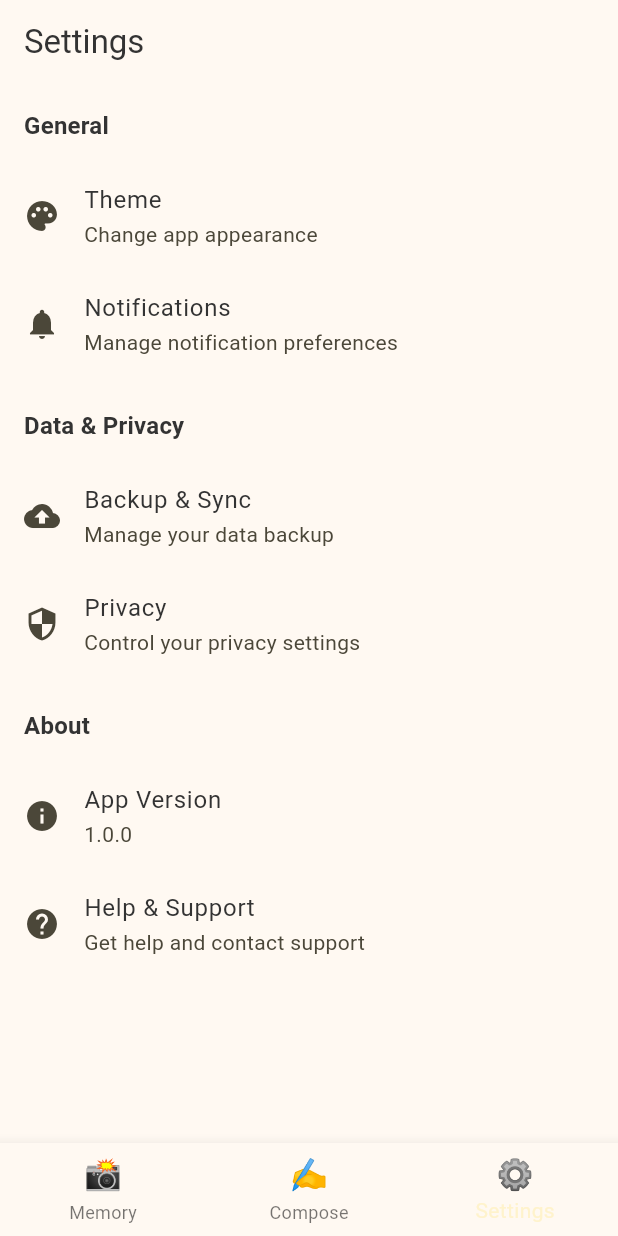
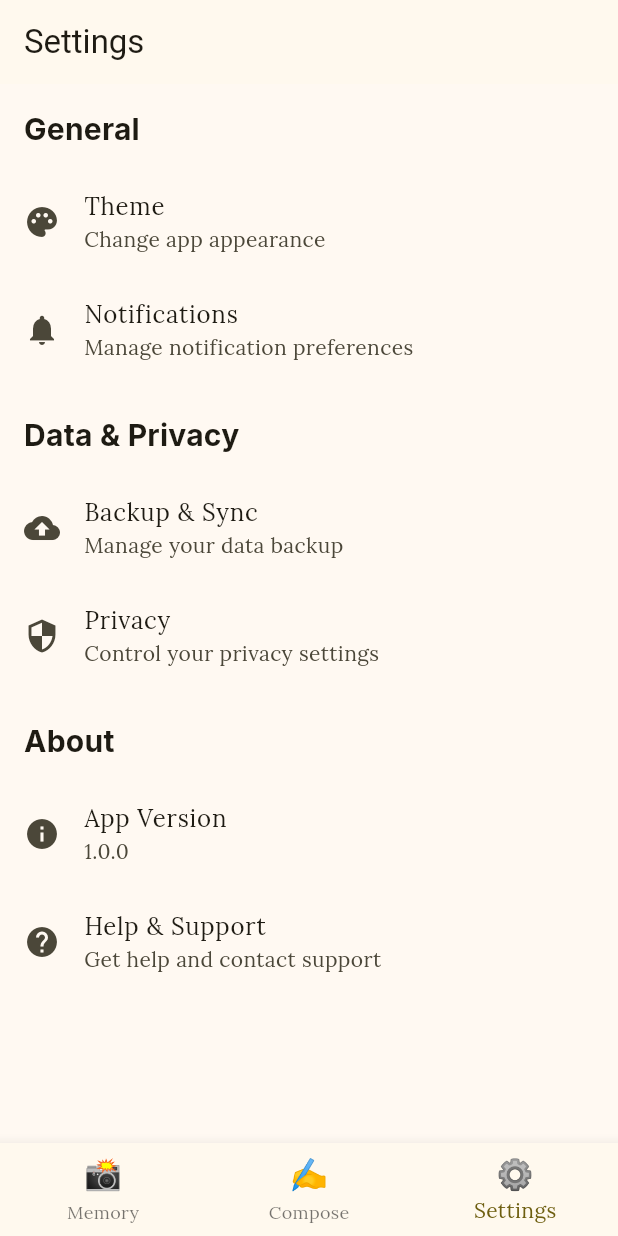
Before and after one commit to manjunjiangclara-cmyk/my_flutter_app, a Flutter app: the screen it shows after launch, item 3 of the bottom bar chosen, after a tap on "Theme", on a phone screen of 412 x 824 dp. Run offline on Flutter 3.47's test engine with Material 3 defaults, Android fonts, the phone set to English and light mode, and no system bars; our stand-ins replace dartz, reorderables, sqflite; accounts and stored records are empty; network calls fail; Roboto replaces fonts that are missing (Merriweather).

Commit message:
Add custom fonts and refactor string management
- Added Lora and Inter fonts to pubspec.yaml with respective assets.
- Introduced AppStrings class for centralized string constants to improve maintainability.
- Updated various screens to utilize AppStrings for text labels, enhancing consistency.
- Refactored typography styles in AppTypography to align with new font usage.

```diff
--- /dev/null
+++ b/lib/core/strings.dart
@@ -0,0 +1,44 @@
+/// Centralized app string constants.
+///
+/// Organize by feature/domain to keep usage clear and maintainable.
+class AppStrings {
+  AppStrings._();
+
+  // ---------- App ----------
+  static const String appName = 'Hibi';
+
+  // ---------- Common UI ----------
+  static const String ok = 'OK';
+  static const String cancel = 'Cancel';
+  static const String confirm = 'Confirm';
+  static const String settings = 'Settings';
+  static const String memory = 'Memory';
+  static const String compose = 'Compose';
+  static const String helpAndSupport = 'Help & Support';
+  static const String appVersion = 'App Version';
+
+  // ---------- Screens: Memory ----------
+  static const String myMemories = 'My Memories';
+  static const String currentMonthYear = 'August, 2025';
+
+  // ---------- Screens: Compose ----------
+  static const String composePrompt = 'Hey, What is on your mind today?';
+  static const String sampleDate = 'August 28, 2025';
+
+  // ---------- Screens: Journal ----------
+  static const String location = 'Location';
+
+  // ---------- Settings ----------
+  static const String general = 'General';
+  static const String dataAndPrivacy = 'Data & Privacy';
+  static const String theme = 'Theme';
+  static const String notifications = 'Notifications';
+  static const String backupAndSync = 'Backup & Sync';
+  static const String privacy = 'Privacy';
+  static const String changeAppAppearance = 'Change app appearance';
+  static const String manageNotificationPreferences =
+      'Manage notification preferences';
+  static const String manageYourDataBackup = 'Manage your data backup';
+  static const String controlYourPrivacySettings =
+      'Control your privacy settings';
+}
--- a/lib/core/theme/fonts.dart
+++ b/lib/core/theme/fonts.dart
@@ -1,53 +1,67 @@
 import 'package:flutter/material.dart';
 
-import 'colors.dart';
+class AppTypography {
+  AppTypography._(); // 私有构造，防止实例化
 
-/// Typography scale for the app.
-class AppTypography {
-  AppTypography._();
-
-  // Families (ensure fonts are added in pubspec if custom)
-  static const String fontSans = 'Inter';
-  static const String fontSerif = 'Merriweather';
-
-  static const TextStyle headline1 = TextStyle(
-    fontFamily: fontSans,
-    fontWeight: FontWeight.w700,
-    fontSize: 24,
-    height: 1.25,
-    color: AppColors.textPrimary,
+  // ---------- Lora 字体（文学风格） ----------
+  static const TextStyle displayLarge = TextStyle(
+    fontFamily: 'Lora',
+    fontWeight: FontWeight.bold,
+    fontSize: 40, // 大标题
+    height: 48 / 40, // 行高 = 48px
   );
 
-  static const TextStyle headline2 = TextStyle(
-    fontFamily: fontSans,
-    fontWeight: FontWeight.w600,
-    fontSize: 20,
-    height: 1.3,
-    color: AppColors.textPrimary,
+  static const TextStyle bodyLarge = TextStyle(
+    fontFamily: 'Lora',
+    fontWeight: FontWeight.w400,
+    fontSize: 16, // 正文
+    height: 24 / 16,
   );
 
-  static const TextStyle body = TextStyle(
-    fontFamily: fontSerif,
+  static const TextStyle bodyMedium = TextStyle(
+    fontFamily: 'Lora',
     fontWeight: FontWeight.w400,
-    fontSize: 16,
-    height: 1.6,
-    color: AppColors.textPrimary,
+    fontSize: 14, // 小正文 / 次要说明
+    height: 20 / 14,
   );
 
-  static const TextStyle caption = TextStyle(
-    fontFamily: fontSans,
-    fontWeight: FontWeight.w400,
-    fontSize: 14,
-    height: 1.4,
-    color: AppColors.textSecondary,
+  // ---------- Inter 字体（UI 元素） ----------
+  static const TextStyle headlineMedium = TextStyle(
+    fontFamily: 'Inter',
+    fontWeight: FontWeight.w600, // SemiBold
+    fontSize: 28, // 小标题
+    height: 36 / 28,
   );
 
-  static TextTheme toTextTheme() {
-    return const TextTheme(
-      headlineLarge: headline1,
-      headlineMedium: headline2,
-      bodyLarge: body,
-      labelMedium: caption,
-    );
-  }
+  static const TextStyle titleMedium = TextStyle(
+    fontFamily: 'Inter',
+    fontWeight: FontWeight.w500, // Medium
+    fontSize: 20, // 副标题 / Emphasis
+    height: 28 / 20,
+  );
+
+  static const TextStyle labelLarge = TextStyle(
+    fontFamily: 'Inter',
+    fontWeight: FontWeight.w500,
+    fontSize: 16, // 按钮文字
+    height: 24 / 16,
+  );
+
+  static const TextStyle labelSmall = TextStyle(
+    fontFamily: 'Inter',
+    fontWeight: FontWeight.w500,
+    fontSize: 12, // 辅助文字 / Caption
+    height: 18 / 12,
+  );
+
+  // ---------- 可选：TextTheme ----------
+  static TextTheme get textTheme => const TextTheme(
+    displayLarge: displayLarge,
+    headlineMedium: headlineMedium,
+    titleMedium: titleMedium,
+    bodyLarge: bodyLarge,
+    bodyMedium: bodyMedium,
+    labelLarge: labelLarge,
+    labelSmall: labelSmall,
+  );
 }
--- a/lib/core/theme/ui_constants.dart
+++ b/lib/core/theme/ui_constants.dart
@@ -28,6 +28,7 @@ class UIConstants {
   static const double defaultIconSize = 24.0;
   static const double mediumIconSize = 32.0;
   static const double largeIconSize = 48.0;
+  static const double iconButtonSize = 30.0;
 
   // Button Heights
   static const double smallButtonHeight = 36.0;
--- a/lib/features/compose/presentation/screens/compose_screen.dart
+++ b/lib/features/compose/presentation/screens/compose_screen.dart
@@ -1,4 +1,5 @@
 import 'package:flutter/material.dart';
+import 'package:my_flutter_app/core/strings.dart';
 import 'package:my_flutter_app/core/theme/colors.dart';
 import 'package:my_flutter_app/core/theme/fonts.dart';
 import 'package:my_flutter_app/core/theme/spacings.dart';
@@ -23,15 +24,15 @@ class ComposeScreen extends StatelessWidget {
             crossAxisAlignment: CrossAxisAlignment.center,
             children: [
               Text(
-                'August 28, 2025',
-                style: AppTypography.caption.copyWith(
+                AppStrings.sampleDate,
+                style: AppTypography.labelSmall.copyWith(
                   color: AppColors.textSecondary,
                 ),
               ),
               SizedBox(height: Spacing.xl),
               Text(
-                'Hey, What is on your mind today?',
-                style: AppTypography.headline2.copyWith(
+                AppStrings.composePrompt,
+                style: AppTypography.headlineMedium.copyWith(
                   color: AppColors.textPrimary,
                 ),
                 textAlign: TextAlign.center,
--- a/lib/features/journal/presentation/screens/journal_view_screen.dart
+++ b/lib/features/journal/presentation/screens/journal_view_screen.dart
@@ -166,7 +166,7 @@ class _ContentSection extends StatelessWidget {
       crossAxisAlignment: CrossAxisAlignment.start,
       children: <Widget>[
         for (int i = 0; i < paragraphs.length; i++) ...<Widget>[
-          Text(paragraphs[i], style: AppTypography.body),
+          Text(paragraphs[i], style: AppTypography.bodyLarge),
           if (i < paragraphs.length - 1) SizedBox(height: Spacing.lg),
         ],
       ],
@@ -222,7 +222,7 @@ class _EventDetailsHeader extends StatelessWidget {
     return Row(
       mainAxisAlignment: MainAxisAlignment.spaceBetween,
       children: <Widget>[
-        Text(date, style: AppTypography.headline2),
+        Text(date, style: AppTypography.headlineMedium),
         Row(
           children: <Widget>[
             Icon(
@@ -231,7 +231,7 @@ class _EventDetailsHeader extends StatelessWidget {
               color: AppColors.textSecondary,
             ),
             SizedBox(width: Spacing.xs),
-            Text(location, style: AppTypography.caption),
+            Text(location, style: AppTypography.labelSmall),
           ],
         ),
       ],
--- a/lib/features/journal/presentation/widgets/tag_chip.dart
+++ b/lib/features/journal/presentation/widgets/tag_chip.dart
@@ -13,8 +13,15 @@ class TagChips extends StatelessWidget {
   @override
   Widget build(BuildContext context) {
     return Row(
-      children: tags.map<Widget>((String tag) {
-        return TagChip(tag: tag);
+      children: tags.asMap().entries.map<Widget>((entry) {
+        final index = entry.key;
+        final tag = entry.value;
+        return Row(
+          children: [
+            TagChip(tag: tag),
+            if (index < tags.length - 1) SizedBox(width: Spacing.sm),
+          ],
+        );
       }).toList(),
     );
   }
@@ -28,14 +35,14 @@ class TagChip extends StatelessWidget {
   const TagChip({
     super.key,
     required this.tag,
-    this.chipHorizontalPadding = Spacing.sm,
+    this.chipHorizontalPadding = Spacing.xs,
     this.chipVerticalPadding = Spacing.xs,
   });
 
   @override
   Widget build(BuildContext context) {
     return Chip(
-      label: Text(tag, style: AppTypography.caption),
+      label: Text(tag, style: AppTypography.labelSmall),
       backgroundColor: AppColors.border.withValues(alpha: 0.5),
       shape: RoundedRectangleBorder(
         borderRadius: BorderRadius.circular(UIConstants.defaultRadius),
--- a/lib/features/memory/presentation/screens/memory_screen.dart
+++ b/lib/features/memory/presentation/screens/memory_screen.dart
@@ -1,4 +1,6 @@
 import 'package:flutter/material.dart';
+import 'package:my_flutter_app/core/strings.dart';
+import 'package:my_flutter_app/core/theme/fonts.dart';
 import 'package:my_flutter_app/core/theme/spacings.dart';
 import 'package:my_flutter_app/core/theme/ui_constants.dart';
 import 'package:my_flutter_app/features/journal/presentation/widgets/timeline_indicator.dart';
@@ -14,14 +16,21 @@ class MemoryScreen extends StatelessWidget {
   Widget build(BuildContext context) {
     return Scaffold(
       appBar: AppBar(
-        title: const Text('My Memories'),
+        title: const Text(
+          AppStrings.myMemories,
+          style: AppTypography.displayLarge,
+        ),
         centerTitle: false,
         actions: <Widget>[
-          IconButton(
-            icon: const Icon(Icons.add_circle),
-            onPressed: () {
-              // Action for adding a new memory
-            },
+          Padding(
+            padding: const EdgeInsets.only(right: UIConstants.defaultPadding),
+            child: IconButton(
+              icon: const Icon(Icons.add_circle),
+              iconSize: UIConstants.iconButtonSize,
+              onPressed: () {
+                // Action for adding a new memory
+              },
+            ),
           ),
         ],
       ),
@@ -52,8 +61,8 @@ class _MemoryHeader extends StatelessWidget {
   @override
   Widget build(BuildContext context) {
     return const Text(
-      'August, 2025',
-      style: TextStyle(fontSize: 18, fontWeight: FontWeight.bold),
+      AppStrings.currentMonthYear,
+      style: AppTypography.titleMedium,
     );
   }
 }
--- a/lib/features/memory/presentation/widgets/memory_card.dart
+++ b/lib/features/memory/presentation/widgets/memory_card.dart
@@ -31,7 +31,7 @@ class MemoryCard extends StatelessWidget {
     this.borderWidth = 1.0,
     this.cardPadding = UIConstants.defaultCardPadding,
     this.sectionSpacingLarge = Spacing.lg,
-    this.sectionSpacingSmall = Spacing.md,
+    this.sectionSpacingSmall = Spacing.sm,
     this.chipHorizontalPadding = Spacing.sm,
     this.chipVerticalPadding = Spacing.xs,
     this.tagSpacing = Spacing.sm,
@@ -62,7 +62,7 @@ class MemoryCard extends StatelessWidget {
             _buildHeaderRow(),
             SizedBox(height: sectionSpacingSmall),
             _buildTags(),
-            SizedBox(height: sectionSpacingLarge),
+            SizedBox(height: sectionSpacingSmall),
             _buildDescription(),
           ],
         ),
@@ -73,7 +73,7 @@ class MemoryCard extends StatelessWidget {
   Widget _buildHeaderRow() {
     return Row(
       children: <Widget>[
-        Text(memoryCardModel.date, style: AppTypography.body),
+        Text(memoryCardModel.date, style: AppTypography.bodyMedium),
         const Spacer(),
         Icon(
           Icons.location_on,
@@ -81,7 +81,7 @@ class MemoryCard extends StatelessWidget {
           color: AppColors.textSecondary,
         ),
         SizedBox(width: Spacing.xs),
-        Text(memoryCardModel.location, style: AppTypography.caption),
+        Text(memoryCardModel.location, style: AppTypography.labelSmall),
       ],
     );
   }
@@ -95,6 +95,6 @@ class MemoryCard extends StatelessWidget {
   }
 
   Widget _buildDescription() {
-    return Text(memoryCardModel.description, style: AppTypography.body);
+    return Text(memoryCardModel.description, style: AppTypography.bodyLarge);
   }
 }
--- a/lib/features/settings/presentation/screens/settings_screen.dart
+++ b/lib/features/settings/presentation/screens/settings_screen.dart
@@ -1,4 +1,5 @@
 import 'package:flutter/material.dart';
+import 'package:my_flutter_app/core/strings.dart';
 import 'package:my_flutter_app/core/theme/spacings.dart';
 import 'package:my_flutter_app/core/theme/ui_constants.dart';
 
@@ -8,27 +9,30 @@ class SettingsScreen extends StatelessWidget {
   @override
   Widget build(BuildContext context) {
     return Scaffold(
-      appBar: AppBar(title: const Text('Settings'), centerTitle: false),
+      appBar: AppBar(
+        title: const Text(AppStrings.settings),
+        centerTitle: false,
+      ),
       body: Padding(
         padding: const EdgeInsets.all(UIConstants.defaultPadding),
         child: Column(
           crossAxisAlignment: CrossAxisAlignment.start,
           children: <Widget>[
             _SettingsSection(
-              title: 'General',
+              title: AppStrings.general,
               children: <Widget>[
                 _SettingsTile(
                   icon: Icons.palette,
-                  title: 'Theme',
-                  subtitle: 'Change app appearance',
+                  title: AppStrings.theme,
+                  subtitle: AppStrings.changeAppAppearance,
                   onTap: () {
                     // Handle theme settings
                   },
                 ),
                 _SettingsTile(
                   icon: Icons.notifications,
-                  title: 'Notifications',
-                  subtitle: 'Manage notification preferences',
+                  title: AppStrings.notifications,
+                  subtitle: AppStrings.manageNotificationPreferences,
                   onTap: () {
                     // Handle notification settings
                   },
@@ -37,20 +41,20 @@ class SettingsScreen extends StatelessWidget {
             ),
             SizedBox(height: Spacing.xl),
             _SettingsSection(
-              title: 'Data & Privacy',
+              title: AppStrings.dataAndPrivacy,
               children: <Widget>[
                 _SettingsTile(
                   icon: Icons.backup,
-                  title: 'Backup & Sync',
-                  subtitle: 'Manage your data backup',
+                  title: AppStrings.backupAndSync,
+                  subtitle: AppStrings.manageYourDataBackup,
                   onTap: () {
                     // Handle backup settings
                   },
                 ),
                 _SettingsTile(
                   icon: Icons.security,
-                  title: 'Privacy',
-                  subtitle: 'Control your privacy settings',
+                  title: AppStrings.privacy,
+                  subtitle: AppStrings.controlYourPrivacySettings,
                   onTap: () {
                     // Handle privacy settings
                   },
@@ -63,13 +67,13 @@ class SettingsScreen extends StatelessWidget {
               children: <Widget>[
                 _SettingsTile(
                   icon: Icons.info,
-                  title: 'App Version',
+                  title: AppStrings.appVersion,
                   subtitle: '1.0.0',
                   onTap: null,
                 ),
                 _SettingsTile(
                   icon: Icons.help,
-                  title: 'Help & Support',
+                  title: AppStrings.helpAndSupport,
                   subtitle: 'Get help and contact support',
                   onTap: () {
                     // Handle help
--- a/lib/main.dart
+++ b/lib/main.dart
@@ -1,4 +1,5 @@
 import 'package:flutter/material.dart';
+import 'package:my_flutter_app/core/strings.dart';
 import 'package:my_flutter_app/core/theme/colors.dart';
 import 'package:my_flutter_app/core/theme/fonts.dart';
 import 'package:my_flutter_app/features/compose/presentation/screens/compose_screen.dart';
@@ -24,9 +25,10 @@ class MyApp extends StatelessWidget {
         title: 'Hibi',
         theme: ThemeData(
           useMaterial3: true,
-          colorScheme: AppColors.colorScheme,
+          colorSchemeSeed: AppColors.primary,
+          // colorScheme: AppColors.colorScheme,
           scaffoldBackgroundColor: AppColors.background,
-          textTheme: AppTypography.toTextTheme(),
+          textTheme: AppTypography.textTheme,
           dividerColor: AppColors.border,
         ),
         home: const MyHomePage(title: 'Hibi'),
@@ -81,25 +83,16 @@ class _MyHomePageState extends State<MyHomePage> {
         },
         items: <BottomNavigationBarItem>[
           BottomNavigationBarItem(
-            icon: Text(
-              '📸',
-              style: AppTypography.caption.copyWith(fontSize: 20),
-            ),
-            label: 'Memory',
+            icon: Text('📸', style: AppTypography.titleMedium),
+            label: AppStrings.memory,
           ),
           BottomNavigationBarItem(
-            icon: Text(
-              '✍️',
-              style: AppTypography.caption.copyWith(fontSize: 20),
-            ),
-            label: 'Compose',
+            icon: Text('✍️', style: AppTypography.titleMedium),
+            label: AppStrings.compose,
           ),
           BottomNavigationBarItem(
-            icon: Text(
-              '⚙️',
-              style: AppTypography.caption.copyWith(fontSize: 20),
-            ),
-            label: 'Settings',
+            icon: Text('⚙️', style: AppTypography.titleMedium),
+            label: AppStrings.settings,
           ),
         ],
         type: BottomNavigationBarType.fixed,
```
Also changed, not shown: pubspec.yaml (+16 -0 lines), assets/fonts/Inter-Italic-VariableFont_opsz,wght.ttf (added), assets/fonts/Inter-VariableFont_opsz,wght.ttf (added), assets/fonts/Lora-Italic-VariableFont_wght.ttf (added), assets/fonts/Lora-VariableFont_wght.ttf (added).
